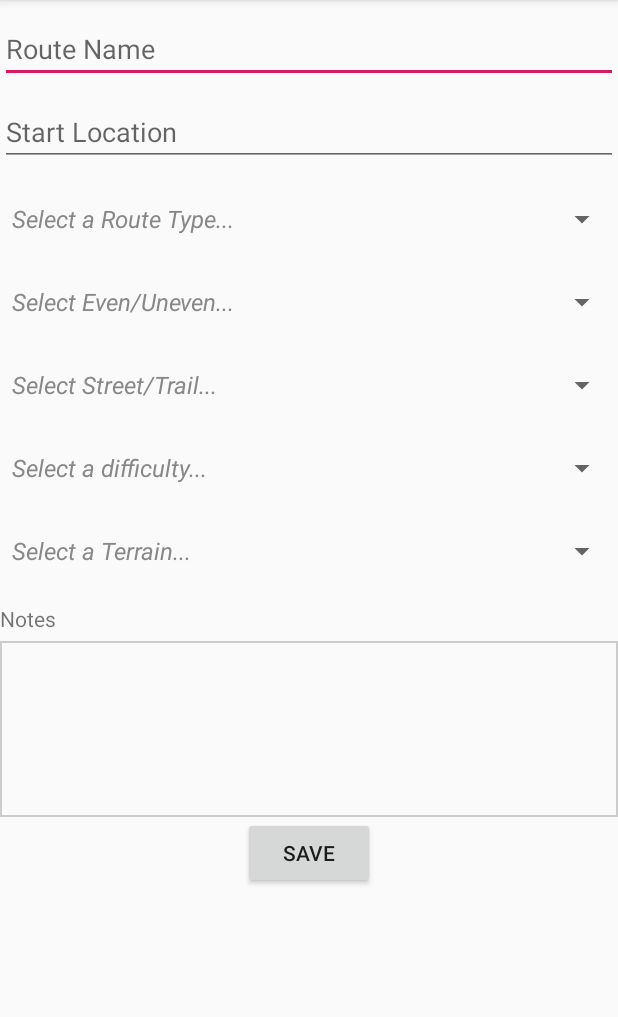
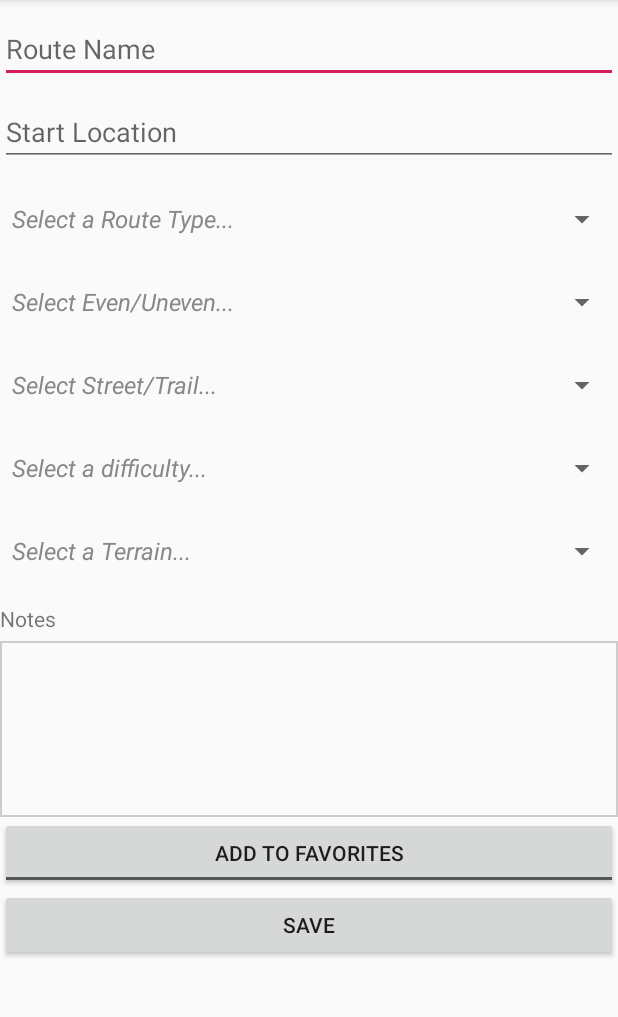
Before and after one commit to UCSD-CSE-110-2020/team-project-team33, an Android app: the EnterRouteInfoActivity screen opened directly, with no data from a screen before it, on a phone screen of 412 x 824 dp, the part 84-1101 px from its top. Run offline under Robolectric (Android 15) with nearby library versions, the phone set to English and light mode, and no system bars; 3 statements that could not run were skipped.

Commit message:
added favorites button and implementation

```diff
--- a/app/src/main/java/com/example/walkwalkrevolution/EnterRouteInfoActivity.java
+++ b/app/src/main/java/com/example/walkwalkrevolution/EnterRouteInfoActivity.java
@@ -10,10 +10,12 @@ import android.view.ViewGroup;
 import android.widget.AdapterView;
 import android.widget.ArrayAdapter;
 import android.widget.Button;
+import android.widget.CompoundButton;
 import android.widget.EditText;
 import android.widget.Spinner;
 import android.widget.TextView;
 import android.widget.Toast;
+import android.widget.ToggleButton;
 
 import com.example.walkwalkrevolution.routemanagement.IRouteManagement;
 import com.example.walkwalkrevolution.routemanagement.Route;
@@ -26,6 +28,7 @@ public class EnterRouteInfoActivity extends AppCompatActivity {
     IRouteManagement routesManager;
     RouteFeatures routeFeatures = new RouteFeatures();
     String[] features = new String[DataKeys.NUM_FEAUTRES];
+    boolean isFavorited = false;
 
     @Override
     protected void onCreate(Bundle savedInstanceState) {
@@ -54,6 +57,7 @@ public class EnterRouteInfoActivity extends AppCompatActivity {
                 String startLoc = startField.getText().toString();
 
                 Route route = new Route(name, startLoc, steps, distance, time, getFeatures());
+                route.setFavorite(isFavorited);
                 routesManager.saveRoute(getSharedPreferences(DataKeys.USER_NAME_KEY, MODE_PRIVATE), route);
 
                 Toast.makeText(EnterRouteInfoActivity.this, getString(R.string.saved_string), Toast.LENGTH_SHORT).show();
@@ -74,6 +78,17 @@ public class EnterRouteInfoActivity extends AppCompatActivity {
             setSpinnerOptions(spinners[i], i);
             setSpinnerSelect(spinners[i], i);
         }
+
+        ToggleButton toggle = (ToggleButton) findViewById(R.id.favoriteBtn);
+        toggle.setOnCheckedChangeListener(new CompoundButton.OnCheckedChangeListener() {
+            public void onCheckedChanged(CompoundButton buttonView, boolean isChecked) {
+                if (isChecked) {
+                    isFavorited = true;
+                } else {
+                    isFavorited = false;
+                }
+            }
+        });
     }
 
     private void setSpinnerSelect(Spinner spinner, int index) {
--- a/app/src/main/res/layout/activity_enter_route_info.xml
+++ b/app/src/main/res/layout/activity_enter_route_info.xml
@@ -85,12 +85,20 @@
                 android:gravity="top|left"
                 android:inputType="textLongMessage" />
 
+            <ToggleButton
+                android:id="@+id/favoriteBtn"
+                android:layout_width="match_parent"
+                android:layout_height="wrap_content"
+                android:layout_gravity="center_horizontal"
+                android:textOff="Add to Favorites"
+                android:textOn="Remove from Favorites" />
+
             <Button
                 android:id="@+id/saveButton"
-                android:layout_width="wrap_content"
+                android:layout_width="match_parent"
                 android:layout_height="wrap_content"
+                android:layout_gravity="center_horizontal"
                 android:layout_marginBottom="4dp"
-                android:layout_gravity="center_horizontal"
                 android:text="Save" />
         </LinearLayout>
     </ScrollView>
```
